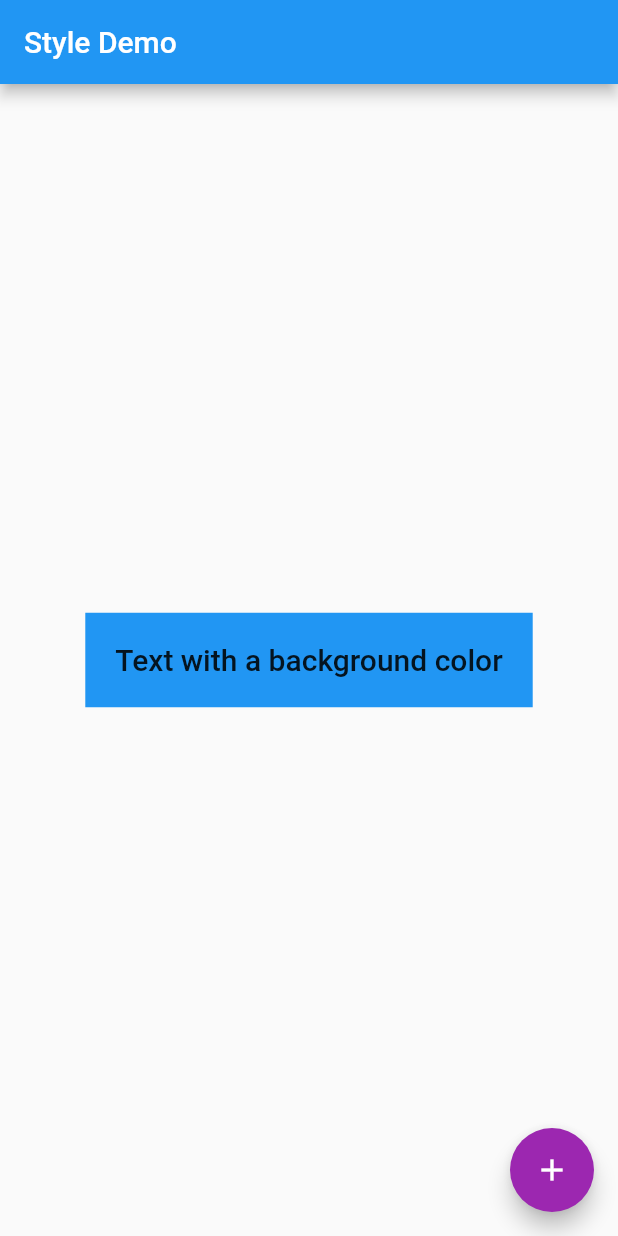
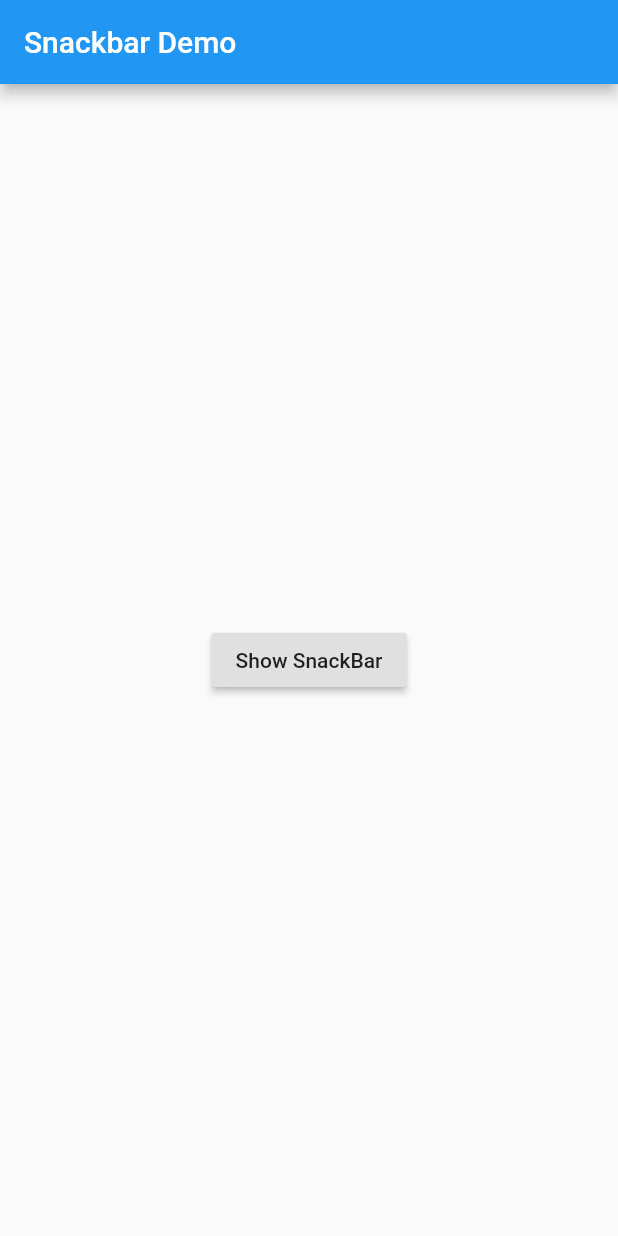
Before and after one commit to Iamsdt/playing_with_flutter, a Flutter app: the screen it shows after launch, on a phone screen of 412 x 824 dp. Run offline on Flutter 3.47's test engine with Material 2 defaults, Android fonts, the light colour scheme and no system bars.

Commit message:
SnackBar
Took 16 minutes

```diff
--- /dev/null
+++ b/lib/design/SnackBarDemo.dart
@@ -0,0 +1,47 @@
+import 'package:flutter/material.dart';
+
+class SnackBarDemo extends StatelessWidget {
+  @override
+  Widget build(BuildContext context) {
+    return MaterialApp(
+        title: "Playing with Snackbar",
+        theme: ThemeData(
+          backgroundColor: Colors.grey,
+          brightness: Brightness.light,
+          primaryColor: Colors.blue,
+          primaryColorDark: Colors.indigo,
+          accentColor: Colors.cyan[600],
+        ),
+        home: Scaffold(
+          appBar: AppBar(
+            title: Text("Snackbar Demo"),
+          ),
+          body: SnackBarPage(),
+        ));
+  }
+}
+
+class SnackBarPage extends StatelessWidget {
+  @override
+  Widget build(BuildContext context) {
+    return Center(
+      child: RaisedButton(
+        onPressed: () {
+          final snackBar = SnackBar(
+            content: Text('Yay! A SnackBar!'),
+            action: SnackBarAction(
+              label: 'Undo',
+              onPressed: () {
+                // Some code to undo the change!
+              },
+            ),
+          );
+
+          // Find the Scaffold in the Widget tree and use it to show a SnackBar!
+          Scaffold.of(context).showSnackBar(snackBar);
+        },
+        child: Text('Show SnackBar'),
+      ),
+    );
+  }
+}
--- a/lib/design/StyleDemo.dart
+++ b/lib/design/StyleDemo.dart
@@ -1,5 +1,5 @@
 import 'package:flutter/material.dart';
-import 'package:playing_with_flutter/utils.dart';
+//import 'package:playing_with_flutter/utils.dart';
 
 class StyleDemo extends StatelessWidget {
   @override
--- a/lib/main.dart
+++ b/lib/main.dart
@@ -1,10 +1,13 @@
 import 'package:flutter/material.dart';
-import 'package:playing_with_flutter/design/StyleDemo.dart';
-import 'package:playing_with_flutter/text/TextDemo.dart';
-import 'package:playing_with_flutter/text/TextInput.dart';
+import 'package:playing_with_flutter/design/SnackBarDemo.dart';
+//import 'package:playing_with_flutter/design/StyleDemo.dart';
+//import 'package:playing_with_flutter/text/TextDemo.dart';
+//import 'package:playing_with_flutter/text/TextInput.dart';
 
 //void main() => runApp(new TextDemo());
 
 //void main() => runApp(new TextInput());
 
-void main() => runApp(new StyleDemo());
+//void main() => runApp(new StyleDemo());
+
+void main() => runApp(new SnackBarDemo());
```
Also changed, not shown: 1 other file.
